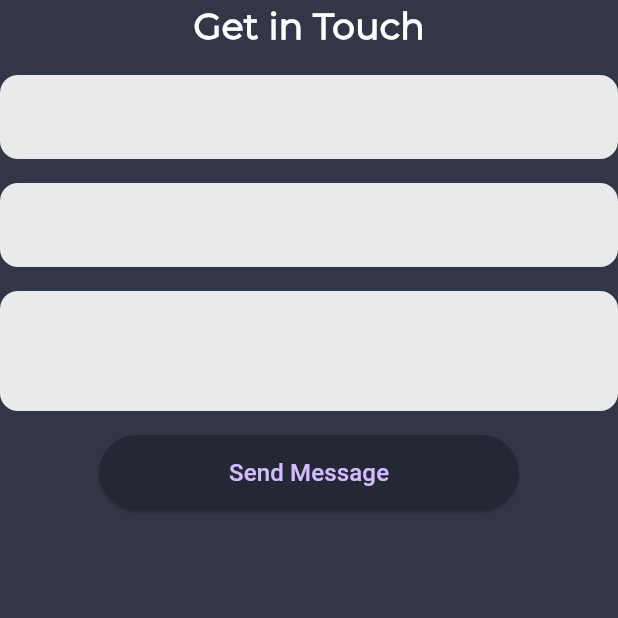
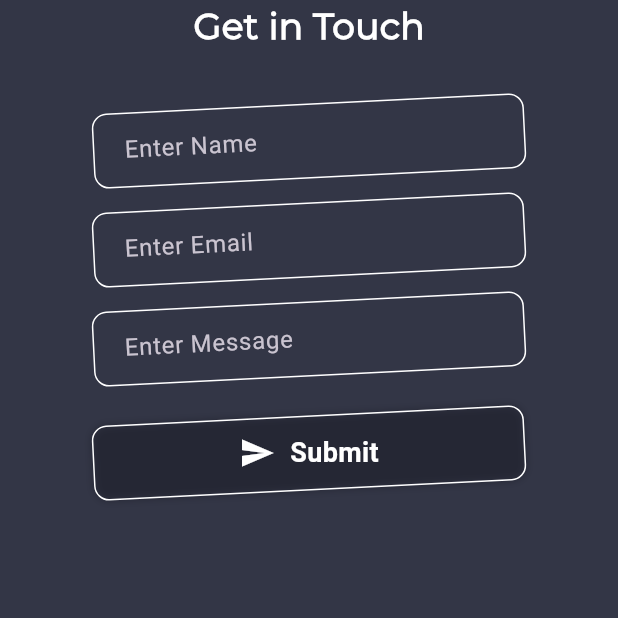
Before and after one commit to AdityaGangani1/adityaportfolio, a Flutter app: the EmailForm screen opened directly, on a phone screen of 412 x 824 dp, the top half of it. Run offline on Flutter 3.47's test engine with Material 3 defaults, Android fonts, the phone set to English and light mode, and no system bars; our stand-ins replace animated_text_kit, font_awesome_flutter; missing offline and left inert: dart:js.

Commit message:
contact sect completed

```diff
--- a/lib/widget/contact_section.dart
+++ b/lib/widget/contact_section.dart
@@ -12,13 +12,11 @@ class ContactSection extends StatelessWidget {
   Widget build(BuildContext context) {
     return Container(
       padding: const EdgeInsets.fromLTRB(25, 20, 25, 60),
-      // color: CustomColors.bgLight1,
+      color: CustomColors.bgLight1,
       child: Column(
         children: [
-          //title
-
           ConstrainedBox(
-              constraints: const BoxConstraints(maxWidth: 700, maxHeight: 380),
+              constraints: const BoxConstraints(maxWidth: 900, maxHeight: 500),
               child: LayoutBuilder(
                 builder: (context, constraints) {
                   if (constraints.maxWidth >= kMinDesktopWidth) {
@@ -28,9 +26,9 @@ class ContactSection extends StatelessWidget {
                   }
                 },
               )),
-          const SizedBox(
-            height: 20,
-          ),
+          // const SizedBox(
+          //   height: 50,
+          // ),
           ConstrainedBox(
             constraints: const BoxConstraints(maxWidth: 300),
             child: const Divider(),
@@ -87,19 +85,20 @@ class ContactSection extends StatelessWidget {
   Column buildEmailFieldMobile() {
     return const Column(
       children: [
-        //name
-        Flexible(
-            child: CustomTextField(
-          hintText: "Your name",
-        )),
-        SizedBox(
-          height: 15,
-        ),
-        //email
-        Flexible(
-            child: CustomTextField(
-          hintText: "Email name",
-        )),
+        Flexible(child: EmailForm())
+        //namee
+        // Flexible(
+        //     child: CustomTextField(
+        //   hintText: "Your name",
+        // )),
+        // SizedBox(
+        //   height: 15,
+        // ),
+        // //email
+        // Flexible(
+        //     child: CustomTextField(
+        //   hintText: "Email name",
+        // )),
       ],
     );
   }
--- a/lib/widget/email_form.dart
+++ b/lib/widget/email_form.dart
@@ -34,9 +34,12 @@ class _EmailFormState extends State<EmailForm> {
   Widget build(BuildContext context) {
     return Scaffold(
       backgroundColor: CustomColors.bgLight1,
-      body: Expanded(
-
-        child: Form(
+      body: Row(
+        children: [
+          Expanded(
+            child: Column(
+              children: [
+                Form(
                   key: _formKey,
                   child: Column(
                     crossAxisAlignment: CrossAxisAlignment.center,
@@ -50,21 +53,26 @@ class _EmailFormState extends State<EmailForm> {
                           fontWeight: FontWeight.bold,
                         ),
                       ),
-              const SizedBox(height: 16),
-              TextFormField(
+                      const SizedBox(height: 35),
+                      //1st field
+                      Transform.rotate(
+                        angle: -0.05, // Slight rotation
+                        child: Container(
+                          width: MediaQuery.of(context).size.width * 0.7,
+                          decoration: BoxDecoration(
+                            border: Border.all(color: Colors.white),
+                            color: Colors.transparent,
+                            borderRadius: BorderRadius.circular(10),
+                          ),
+                          child: TextFormField(
                             controller: _nameController,
-                style: const TextStyle(
-                  color: CustomColors.scaffoldBg,
+                            decoration: const InputDecoration(
+                              labelText: "Enter Name",
+                              hintText: "Name",
+                              border: InputBorder.none,
+                              contentPadding:
+                                  EdgeInsets.symmetric(horizontal: 20),
                             ),
-                decoration: InputDecoration(
-                    contentPadding: const EdgeInsets.all(16),
-                    filled: true,
-                    fillColor: CustomColors.whitePrimary,
-                    focusedBorder: getInputBorder,
-                    enabledBorder: getInputBorder,
-                    border: getInputBorder,
-                    hintText: "",
-                    hintStyle: TextStyle(color: CustomColors.hintDark)),
                             validator: (value) {
                               if (value == null || value.isEmpty) {
                                 return 'Please enter your name';
@@ -72,67 +80,142 @@ class _EmailFormState extends State<EmailForm> {
                               return null;
                             },
                           ),
+                        ),
+                      ),
+
                       const SizedBox(height: 16),
-              TextFormField(
+
+//2nd Textbox
+
+                      Transform.rotate(
+                        angle: -0.05, // Slight rotation
+                        child: Container(
+                          width: MediaQuery.of(context).size.width * 0.7,
+                          decoration: BoxDecoration(
+                            border: Border.all(color: Colors.white),
+                            color: Colors.transparent,
+                            borderRadius: BorderRadius.circular(10),
+                          ),
+                          child: TextFormField(
                             controller: _emailController,
-                style: const TextStyle(
-                  color: CustomColors.scaffoldBg,
+                            decoration: InputDecoration(
+                              labelText: "Enter Email",
+                              hintText: "example@gmail.com",
+                              border: InputBorder.none,
+                              contentPadding:
+                                  EdgeInsets.symmetric(horizontal: 20),
                             ),
+                            validator: (value) {
+                              if (value == null || value.isEmpty) {
+                                return 'Please enter your email';
+                              }
+                              // String emailPattern =
+                              //     r'^[a-zA-Z0-9._%+-]+@[a-zA-Z0-9.-]+\.[a-zA-Z]{2,}$';
+                              // if (!RegExp(emailPattern).hasMatch(value)) {
+                              //   return "Enter a valid email address";
+                              // }
+                              // return null;
+                            },
+                          ),
+                        ),
+                      ),
+                      const SizedBox(height: 16),
+
+                      Transform.rotate(
+                        angle: -0.05, // Slight rotation
+                        child: Container(
+                          width: MediaQuery.of(context).size.width * 0.7,
+                          decoration: BoxDecoration(
+                              border: Border.all(color: Colors.white),
+                              color: Colors.transparent,
+                              borderRadius: BorderRadius.circular(10)),
+                          child: TextFormField(
+                            controller: _messageController,
                             decoration: InputDecoration(
-                    contentPadding: const EdgeInsets.all(16),
-                    filled: true,
-                    fillColor: CustomColors.whitePrimary,
-                    focusedBorder: getInputBorder,
-                    enabledBorder: getInputBorder,
-                    border: getInputBorder,
-                    hintText: "",
-                    hintStyle: TextStyle(color: CustomColors.hintDark)),
+                              labelText: "Enter Message",
+                              hintText: "Leave Your Thought here",
+                              border: InputBorder.none,
+                              contentPadding:
+                                  EdgeInsets.symmetric(horizontal: 20),
+                            ),
                             validator: (value) {
-                  if (value == null || value.isEmpty || !value.contains('@')) {
-                    return 'Please enter a valid email';
+                              if (value == null || value.isEmpty) {
+                                return 'Please enter your Thoughts';
                               }
                               return null;
                             },
                           ),
-              const SizedBox(height: 16),
-              TextFormField(
-                maxLines: 2,
-                controller: _messageController,
-                style: const TextStyle(
-                  color: CustomColors.bgLight2,
                         ),
-                decoration: InputDecoration(
-                    contentPadding: const EdgeInsets.all(16),
-                    filled: true,
-                    fillColor: CustomColors.whitePrimary,
-                    focusedBorder: getInputBorder,
-                    enabledBorder: getInputBorder,
-                    border: getInputBorder,
-                    hintText: "",
-                    hintStyle: TextStyle(color: CustomColors.hintDark)),
-                validator: (value) {
-                  if (value == null || value.isEmpty) {
-                    return 'Please enter your message';
-                  }
-                  return null;
+                      ),
+
+                      const SizedBox(height: 26),
+                      Center(
+                          // child: ElevatedButton(
+                          //   onPressed: _sendEmail,
+                          //   style: ElevatedButton.styleFrom(
+                          //       minimumSize: const Size(280, 50),
+                          //       backgroundColor: CustomColors.scaffoldBg),
+                          //   child: const Text(
+                          //     'Send Message',
+                          //     style: TextStyle(fontSize: 16),
+                          //   ),
+                          // ),
+                          child: GestureDetector(
+                              onTap: () {
+                                _sendEmail();
                               },
+                              child:
+                                  Stack(alignment: Alignment.center, children: [
+                                // Custom Button Shape
+                                Transform.rotate(
+                                  angle:
+                                      -0.05, // Same rotation angle as TextField
+                                  child: Container(
+                                    width:
+                                        MediaQuery.of(context).size.width * 0.7,
+                                    height: 50,
+                                    decoration: BoxDecoration(
+                                      border: Border.all(color: Colors.white),
+                                      borderRadius: BorderRadius.circular(
+                                        10,
                                       ),
-              const SizedBox(height: 16),
-              Center(
-                child: ElevatedButton(
-                  onPressed: _sendEmail,
-                  style: ElevatedButton.styleFrom(
-                      minimumSize: const Size(280, 50),
-                      backgroundColor: CustomColors.scaffoldBg),
-                  child: const Text(
-                    'Send Message',
-                    style: TextStyle(fontSize: 16),
+                                      boxShadow: [
+                                        BoxShadow(
+                                          color: CustomColors.scaffoldBg
+                                              .withOpacity(1),
+                                          blurRadius: 4,
+                                          // offset: Offset(0, 5),
                                         ),
+                                      ],
+                                    ),
+                                  ),
+                                ),
+                                // Button Text
+                                const Positioned(
+                                  child: Row(
+                                    mainAxisSize: MainAxisSize.min,
+                                    children: [
+                                      Icon(Icons.send, color: Colors.white),
+                                      SizedBox(width: 10),
+                                      Text(
+                                        "Submit",
+                                        style: TextStyle(
+                                          fontSize: 18,
+                                          fontWeight: FontWeight.bold,
+                                          color: Colors.white,
                                         ),
                                       ),
                                     ],
                                   ),
                                 ),
+                              ])))
+                    ],
+                  ),
+                ),
+              ],
+            ),
+          ),
+        ],
       ),
     );
   }
--- a/lib/widget/main_mobile.dart
+++ b/lib/widget/main_mobile.dart
@@ -28,7 +28,8 @@ class MainMobile extends StatelessWidget {
             },
             blendMode: BlendMode.srcATop,
             child: Image.asset(
-              'assets/dash.png',
+              'assets/dash.jpeg',
+              height: 250,
               width: screenWidth,
             ),
           ),
@@ -37,7 +38,7 @@ class MainMobile extends StatelessWidget {
           ),
 
           SizedBox(
-            height: 50,
+            height: 25,
             child: Row(
               crossAxisAlignment: CrossAxisAlignment.start,
               children: [
```
Lines whose indentation alone changed are shown as unchanged.
